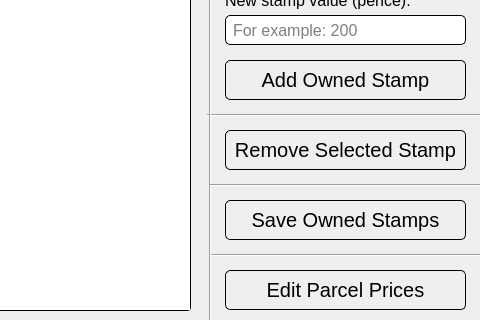
The window that src/gui/stampCalculator.ui (psidex/StampCalculator) describes before a commit, drawn with Qt 5; both pictures show x 460 to 940 and y 130 to 450 of the 940 by 450 pixel window.
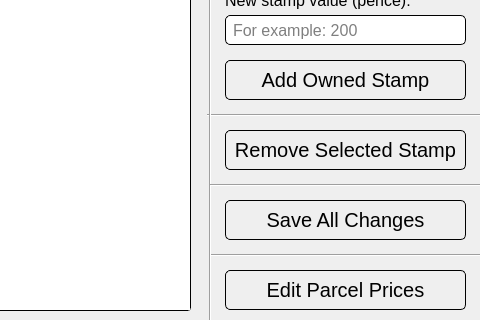
The same window after the commit. Icons and pictures are not drawn.

Diff of the .ui file:
```diff
--- a/src/gui/stampCalculator.ui
+++ b/src/gui/stampCalculator.ui
@@ -430,7 +430,7 @@
      <cursorShape>PointingHandCursor</cursorShape>
     </property>
     <property name="text">
-     <string>Save Owned Stamps</string>
+     <string>Save All Changes</string>
     </property>
    </widget>
    <widget class="QLabel" name="newStampValueLabel">
```
